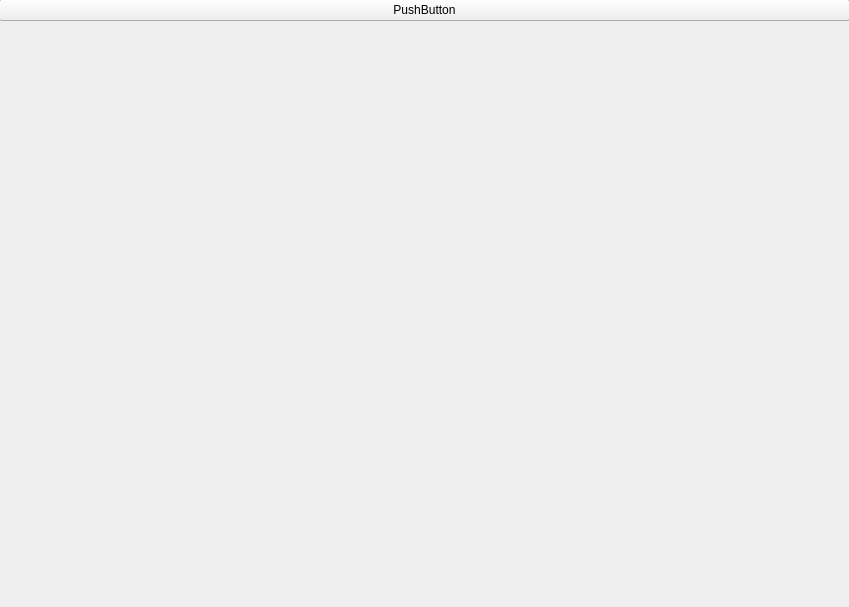
Qt form app/inspectpage.ui (Teklaw7/DeepInspect) before a commit.
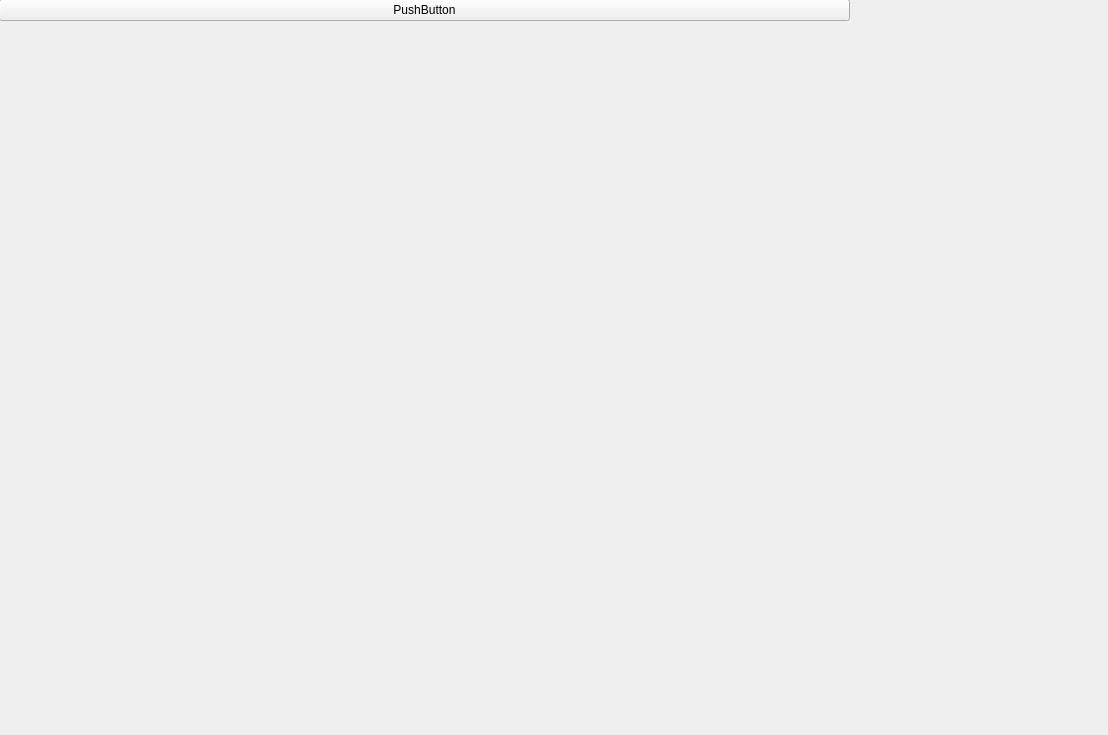
The same form after that commit.

What changed in the file:
```diff
--- a/app/inspectpage.ui
+++ b/app/inspectpage.ui
@@ -6,8 +6,8 @@
    <rect>
     <x>0</x>
     <y>0</y>
-    <width>849</width>
-    <height>607</height>
+    <width>1108</width>
+    <height>735</height>
    </rect>
   </property>
   <property name="windowTitle">
```
